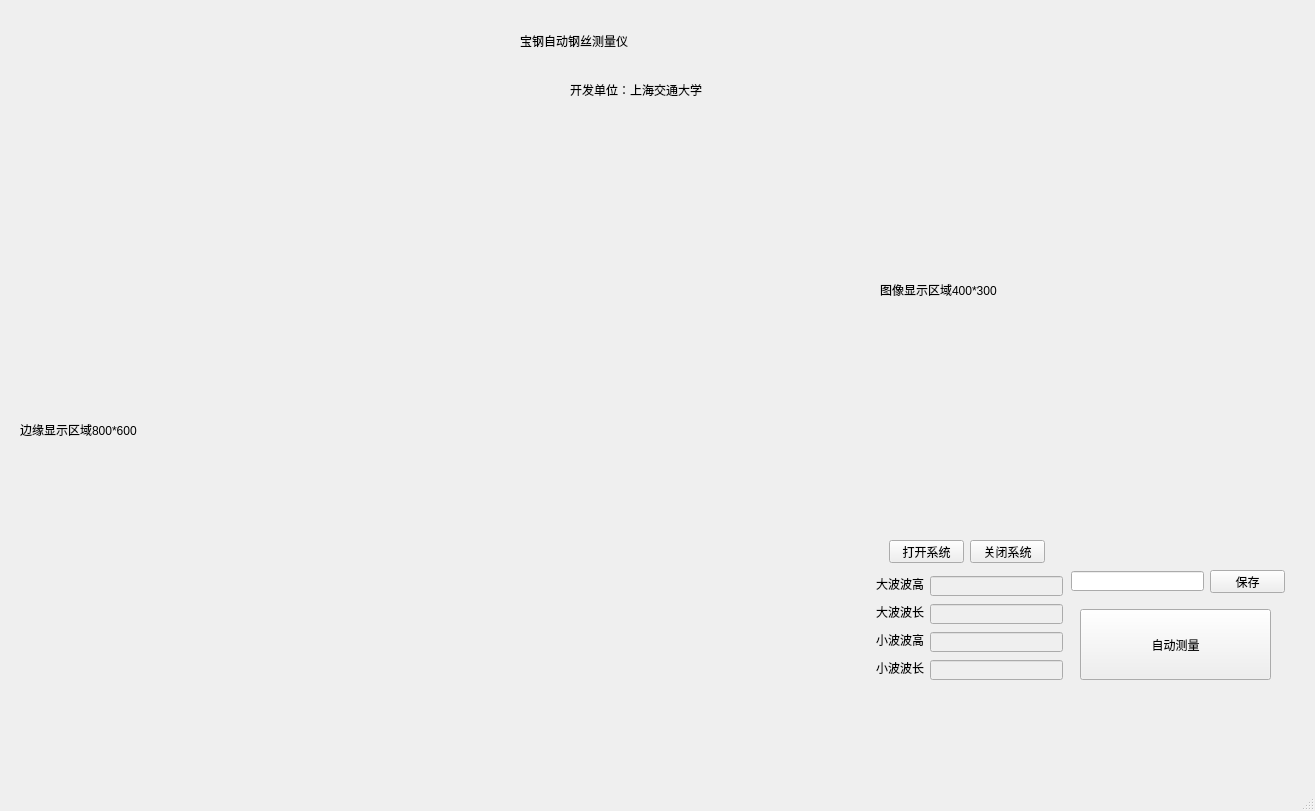
The window that res/validui.ui (onlytjt/SteelWaveMeasurement) describes before a commit, drawn with Qt 5.
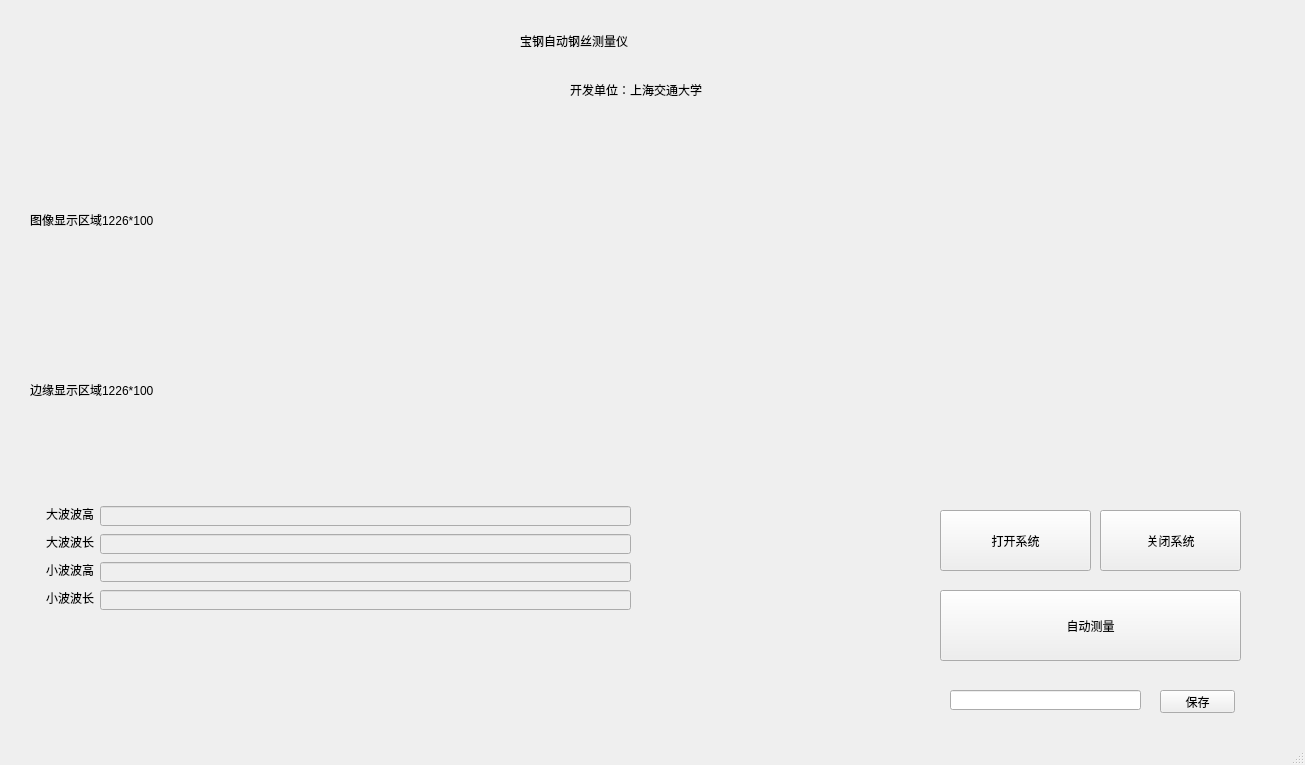
The same window after the commit.

Commit message: 1.重写相机驱动接口,Camera.py,增加了ROI设置功能，目前暂时设置ROI区域为2056*200,FPS大概33 2.更新UI界面，升级到v0.2，显示图像和边缘区域更改为1226*100

Patch:
```diff
--- a/res/validui.ui
+++ b/res/validui.ui
@@ -6,8 +6,8 @@
    <rect>
     <x>0</x>
     <y>0</y>
-    <width>1315</width>
-    <height>811</height>
+    <width>1305</width>
+    <height>765</height>
    </rect>
   </property>
   <property name="windowTitle">
@@ -43,22 +43,22 @@
    <widget class="QLabel" name="label_image">
     <property name="geometry">
      <rect>
-      <x>880</x>
-      <y>140</y>
-      <width>400</width>
-      <height>300</height>
+      <x>30</x>
+      <y>170</y>
+      <width>1226</width>
+      <height>100</height>
      </rect>
     </property>
     <property name="text">
-     <string>图像显示区域400*300</string>
+     <string>图像显示区域1226*100</string>
     </property>
    </widget>
    <widget class="QPushButton" name="btn_auto_test">
     <property name="geometry">
      <rect>
-      <x>1080</x>
-      <y>609</y>
-      <width>191</width>
+      <x>940</x>
+      <y>590</y>
+      <width>301</width>
       <height>71</height>
      </rect>
     </property>
@@ -69,8 +69,8 @@
    <widget class="QLabel" name="label_4">
     <property name="geometry">
      <rect>
-      <x>876</x>
-      <y>576</y>
+      <x>46</x>
+      <y>506</y>
       <width>48</width>
       <height>16</height>
      </rect>
@@ -85,9 +85,9 @@
     </property>
     <property name="geometry">
      <rect>
-      <x>930</x>
-      <y>576</y>
-      <width>133</width>
+      <x>100</x>
+      <y>506</y>
+      <width>531</width>
       <height>20</height>
      </rect>
     </property>
@@ -95,8 +95,8 @@
    <widget class="QLabel" name="label_5">
     <property name="geometry">
      <rect>
-      <x>876</x>
-      <y>604</y>
+      <x>46</x>
+      <y>534</y>
       <width>48</width>
       <height>16</height>
      </rect>
@@ -111,9 +111,9 @@
     </property>
     <property name="geometry">
      <rect>
-      <x>930</x>
-      <y>604</y>
-      <width>133</width>
+      <x>100</x>
+      <y>534</y>
+      <width>531</width>
       <height>20</height>
      </rect>
     </property>
@@ -121,8 +121,8 @@
    <widget class="QLabel" name="label_6">
     <property name="geometry">
      <rect>
-      <x>876</x>
-      <y>632</y>
+      <x>46</x>
+      <y>562</y>
       <width>48</width>
       <height>16</height>
      </rect>
@@ -137,9 +137,9 @@
     </property>
     <property name="geometry">
      <rect>
-      <x>930</x>
-      <y>632</y>
-      <width>133</width>
+      <x>100</x>
+      <y>562</y>
+      <width>531</width>
       <height>20</height>
      </rect>
     </property>
@@ -147,8 +147,8 @@
    <widget class="QLabel" name="label_7">
     <property name="geometry">
      <rect>
-      <x>876</x>
-      <y>660</y>
+      <x>46</x>
+      <y>590</y>
       <width>48</width>
       <height>16</height>
      </rect>
@@ -163,9 +163,9 @@
     </property>
     <property name="geometry">
      <rect>
-      <x>930</x>
-      <y>660</y>
-      <width>133</width>
+      <x>100</x>
+      <y>590</y>
+      <width>531</width>
       <height>20</height>
      </rect>
     </property>
@@ -173,9 +173,9 @@
    <widget class="QLineEdit" name="lineEdit_5">
     <property name="geometry">
      <rect>
-      <x>1071</x>
-      <y>571</y>
-      <width>133</width>
+      <x>950</x>
+      <y>690</y>
+      <width>191</width>
       <height>20</height>
      </rect>
     </property>
@@ -183,10 +183,10 @@
    <widget class="QPushButton" name="btn_start_system">
     <property name="geometry">
      <rect>
-      <x>889</x>
-      <y>540</y>
-      <width>75</width>
-      <height>23</height>
+      <x>940</x>
+      <y>510</y>
+      <width>151</width>
+      <height>61</height>
      </rect>
     </property>
     <property name="text">
@@ -196,10 +196,10 @@
    <widget class="QPushButton" name="btn_close_system">
     <property name="geometry">
      <rect>
-      <x>970</x>
-      <y>540</y>
-      <width>75</width>
-      <height>23</height>
+      <x>1100</x>
+      <y>510</y>
+      <width>141</width>
+      <height>61</height>
      </rect>
     </property>
     <property name="text">
@@ -209,21 +209,21 @@
    <widget class="QLabel" name="label_canny">
     <property name="geometry">
      <rect>
-      <x>20</x>
-      <y>130</y>
-      <width>800</width>
-      <height>600</height>
+      <x>30</x>
+      <y>340</y>
+      <width>1226</width>
+      <height>100</height>
      </rect>
     </property>
     <property name="text">
-     <string>边缘显示区域800*600</string>
+     <string>边缘显示区域1226*100</string>
     </property>
    </widget>
    <widget class="QPushButton" name="btn_savefile">
     <property name="geometry">
      <rect>
-      <x>1210</x>
-      <y>570</y>
+      <x>1160</x>
+      <y>690</y>
       <width>75</width>
       <height>23</height>
      </rect>
```
The commit also changes 12 other files.
